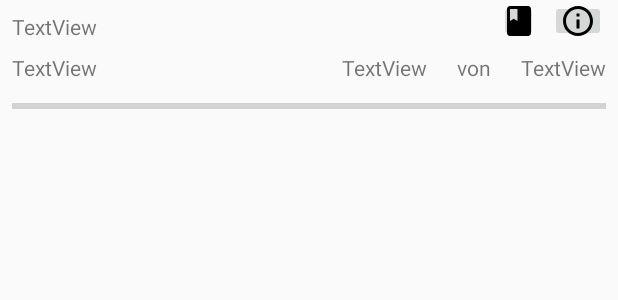
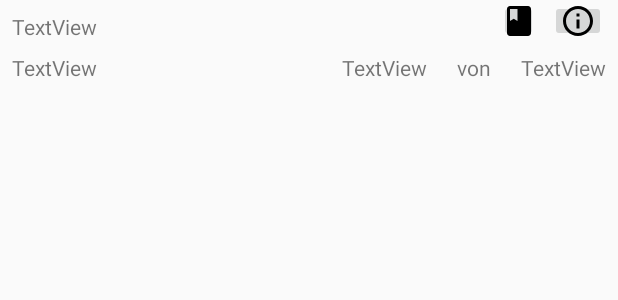
Before and after one commit to B-Team/b-team-app, an Android app: the layout active_book_item.xml on its own in the app's theme, with its tools: preview values and no code run, on a phone screen of 412 x 824 dp. Shown: the top 300 px of the screen. Run offline under Robolectric (Android 15) with nearby library versions, the phone set to English and light mode, and no system bars.

Commit message:
sehr viel

```diff
--- a/app/src/main/res/layout/active_book_item.xml
+++ b/app/src/main/res/layout/active_book_item.xml
@@ -60,18 +60,6 @@
         app:layout_constraintEnd_toStartOf="@+id/von"
         app:layout_constraintTop_toTopOf="@+id/activeAuthor" />
 
-    <ProgressBar
-        android:id="@+id/progressBar2"
-        style="?android:attr/progressBarStyleHorizontal"
-        android:layout_width="0dp"
-        android:layout_height="wrap_content"
-        android:layout_marginEnd="8dp"
-        android:layout_marginStart="8dp"
-        android:layout_marginTop="8dp"
-        app:layout_constraintEnd_toEndOf="parent"
-        app:layout_constraintStart_toStartOf="parent"
-        app:layout_constraintTop_toBottomOf="@+id/activeAuthor" />
-
     <ImageButton
         android:id="@+id/imageButton"
         android:layout_width="37dp"
--- a/app/src/main/res/layout/activity_pagecount_edit.xml
+++ b/app/src/main/res/layout/activity_pagecount_edit.xml
@@ -22,7 +22,7 @@
         android:layout_width="126dp"
         android:layout_height="50dp"
         android:layout_marginStart="8dp"
-        android:layout_marginTop="50dp"
+        android:layout_marginTop="100dp"
         android:ems="10"
         android:inputType="textPersonName"
         android:text="Name"
@@ -34,7 +34,7 @@
         android:layout_width="wrap_content"
         android:layout_height="wrap_content"
         android:layout_marginEnd="8dp"
-        android:layout_marginTop="50dp"
+        android:layout_marginTop="100dp"
         android:text="@string/bookinfo_volumeconjunction"
         app:layout_constraintEnd_toStartOf="@+id/textViewMaxPageCount"
         app:layout_constraintTop_toTopOf="parent" />
@@ -44,7 +44,7 @@
         android:layout_width="wrap_content"
         android:layout_height="wrap_content"
         android:layout_marginEnd="8dp"
-        android:layout_marginTop="50dp"
+        android:layout_marginTop="100dp"
         android:text="TextView"
         app:layout_constraintEnd_toEndOf="parent"
         app:layout_constraintTop_toTopOf="parent" />
```
